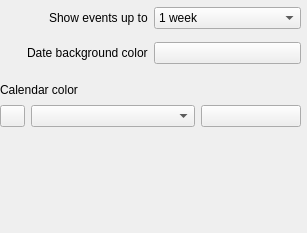
Old version of the form calendar/src/agendaconfig.ui in the repository KDE/akonadi-google-applets.
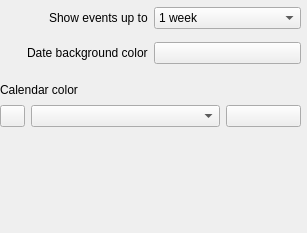
New version of the form. Custom widgets are drawn as their Qt base class.

Diff of the .ui file:
```diff
--- a/calendar/src/agendaconfig.ui
+++ b/calendar/src/agendaconfig.ui
@@ -104,13 +104,17 @@
        </widget>
       </item>
       <item>
-       <widget class="QComboBox" name="calendarsList"/>
+       <widget class="QComboBox" name="calendarsList">
+        <property name="sizeAdjustPolicy">
+         <enum>QComboBox::AdjustToContents</enum>
+        </property>
+       </widget>
       </item>
       <item>
        <widget class="KColorButton" name="calendarColor">
         <property name="maximumSize">
          <size>
-          <width>100</width>
+          <width>75</width>
           <height>16777215</height>
          </size>
         </property>
```
